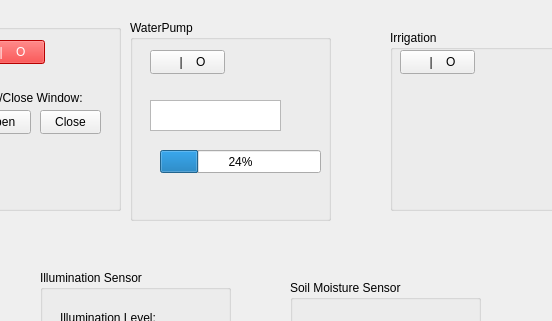
This is mainwindow.ui in MaksPyvo/project3_section2_.Group7 as Qt 5 draws it before an edit; both pictures show x 850 to 1402 and y 0 to 321 of the 1402 by 600 pixel window. The edited form follows.
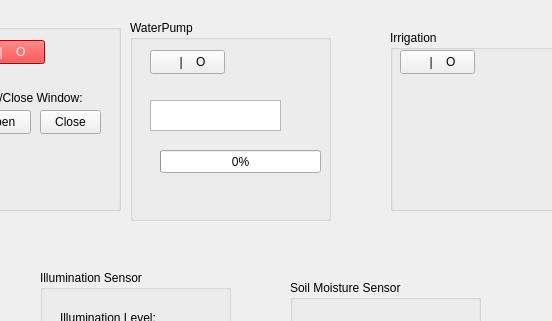
This is the edited form.

Diff of the .ui file:
```diff
--- a/mainwindow.ui
+++ b/mainwindow.ui
@@ -900,7 +900,7 @@
       </rect>
      </property>
      <property name="value">
-      <number>24</number>
+      <number>0</number>
      </property>
     </widget>
    </widget>
```
